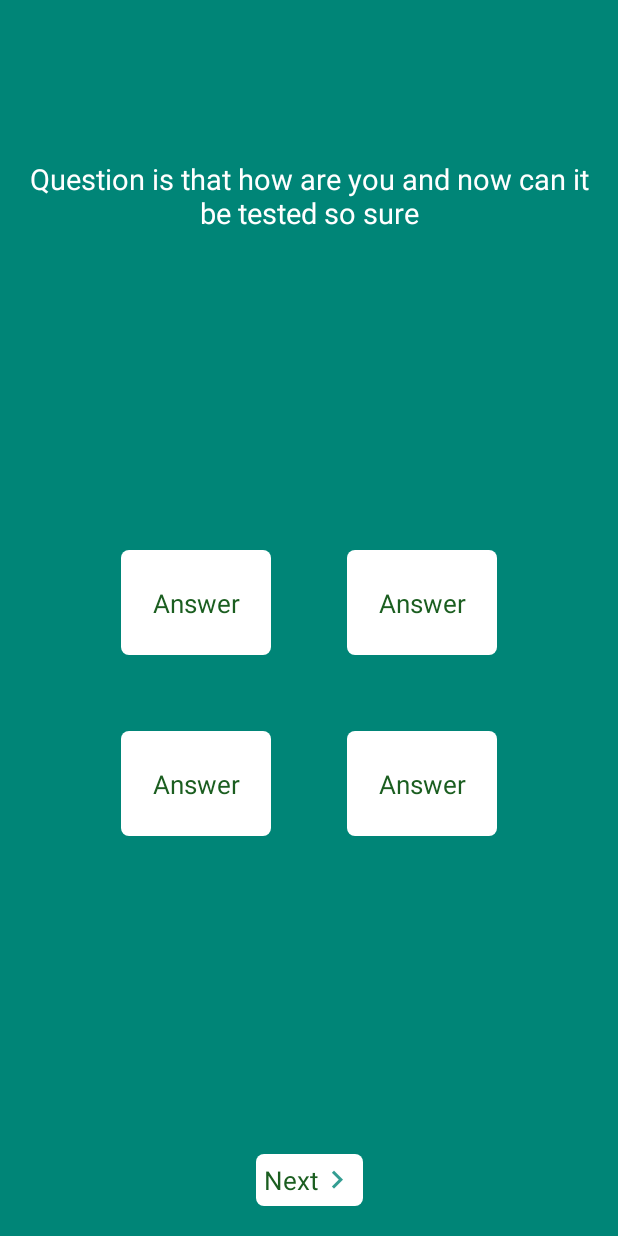
After one commit to mihaiAdascalitei/QuizGame, an Android app: the OptionsFragment screen opened directly, with no data from a screen before it, on a phone screen of 412 x 824 dp. The commit adds this screen. Run offline under Robolectric (Android 15) with nearby library versions, the phone set to English and light mode, and no system bars.

Commit message:
Started quiz screen

```diff
--- a/app/src/main/java/com/dasteam/quiz/quizgame/gui/login/LoginActivity.java
+++ b/app/src/main/java/com/dasteam/quiz/quizgame/gui/login/LoginActivity.java
@@ -93,7 +93,7 @@ public class LoginActivity extends BaseActivity {
     private void handleLoginResponse(LoginResponseStatus response) {
         switch (response) {
             case EMPTY:
-                showEmptyErrorMessage();
+                setLoginAlert(true, true);
                 break;
             case LENGTH:
                 showLengthErrorMessage();
@@ -109,9 +109,6 @@ public class LoginActivity extends BaseActivity {
         }
     }
 
-    private void showEmptyErrorMessage() {
-        setLoginAlert(true, true);
-    }
 
     private void showLengthErrorMessage() {
         setLoginAlert(true, false);
--- a/app/src/main/java/com/dasteam/quiz/quizgame/gui/powerups/adapter/PowerUpsAdapter.java
+++ b/app/src/main/java/com/dasteam/quiz/quizgame/gui/powerups/adapter/PowerUpsAdapter.java
@@ -36,10 +36,6 @@ public class PowerUpsAdapter extends RecyclerView.Adapter<PowerUpsAdapter.PowerU
         this.callback = callback;
     }
 
-    public void removeItem(PowerUpsModel power, int position) {
-        powers.remove(power);
-        notifyItemRemoved(position);
-    }
 
     @NonNull
     @Override
--- a/app/src/main/java/com/dasteam/quiz/quizgame/gui/quiz/QuizActivity.java
+++ b/app/src/main/java/com/dasteam/quiz/quizgame/gui/quiz/QuizActivity.java
@@ -1,15 +1,41 @@
 package com.dasteam.quiz.quizgame.gui.quiz;
 
+import android.annotation.SuppressLint;
+import android.support.v4.app.Fragment;
+import android.support.v4.app.FragmentTransaction;
 import android.support.v7.app.AppCompatActivity;
 import android.os.Bundle;
 
 import com.dasteam.quiz.quizgame.R;
+import com.dasteam.quiz.quizgame.base.BaseActivity;
+import com.dasteam.quiz.quizgame.gui.quiz.options.OptionsFragment;
 
-public class QuizActivity extends AppCompatActivity {
+public class QuizActivity extends BaseActivity {
+
+    @SuppressLint("MissingSuperCall")
+    @Override
+    protected void onCreate(Bundle savedInstanceState) {
+        super.onCreate(savedInstanceState, R.layout.activity_quiz);
+        startFragment(new OptionsFragment());
+    }
 
     @Override
-    protected void onCreate(Bundle savedInstanceState) {
-        super.onCreate(savedInstanceState);
-        setContentView(R.layout.activity_quiz);
+    protected void attachViews() {
+
+    }
+
+    @Override
+    protected void attachController() {
+
+    }
+
+    @Override
+    protected void setListeners() {
+
+    }
+
+    private void startFragment(Fragment fragment) {
+        FragmentTransaction transaction = getSupportFragmentManager().beginTransaction();
+        transaction.replace(R.id.quiz_container, fragment).commit();
     }
 }
--- /dev/null
+++ b/app/src/main/java/com/dasteam/quiz/quizgame/gui/quiz/options/OptionsFragment.java
@@ -0,0 +1,58 @@
+package com.dasteam.quiz.quizgame.gui.quiz.options;
+
+import android.os.Bundle;
+import android.support.annotation.NonNull;
+import android.support.annotation.Nullable;
+import android.support.v4.app.Fragment;
+import android.support.v7.widget.GridLayoutManager;
+import android.support.v7.widget.LinearLayoutManager;
+import android.support.v7.widget.RecyclerView;
+import android.view.LayoutInflater;
+import android.view.View;
+import android.view.ViewGroup;
+import android.widget.TextView;
+
+import com.dasteam.quiz.quizgame.R;
+import com.dasteam.quiz.quizgame.gui.quiz.options.adpater.OptionsAdapter;
+
+import java.util.ArrayList;
+import java.util.List;
+
+public class OptionsFragment extends Fragment {
+
+    private RecyclerView rvOptions;
+    private TextView tvQuestion;
+    private OptionsAdapter adapter;
+
+    @Nullable
+    @Override
+    public View onCreateView(@NonNull LayoutInflater inflater, @Nullable ViewGroup container, @Nullable Bundle savedInstanceState) {
+        View view = inflater.inflate(R.layout.options_fragment, container, false);
+        attachViews(view);
+        initAdapter();
+        setAdapterData();
+        return view;
+    }
+
+    private void attachViews(View view) {
+        rvOptions = view.findViewById(R.id.rv_options);
+        tvQuestion = view.findViewById(R.id.tv_options_question);
+    }
+
+    private void initAdapter() {
+        adapter = new OptionsAdapter();
+        rvOptions.setLayoutManager(new GridLayoutManager(getContext(), 2));
+        rvOptions.setAdapter(adapter);
+    }
+
+    private void setAdapterData() {
+        List<String> dummyData = new ArrayList<>();
+        for (int i = 0; i <= 3; i++) {
+            dummyData.add("");
+        }
+
+        adapter.setData(dummyData);
+    }
+
+
+}
--- /dev/null
+++ b/app/src/main/java/com/dasteam/quiz/quizgame/gui/quiz/options/adpater/OptionsAdapter.java
@@ -0,0 +1,49 @@
+package com.dasteam.quiz.quizgame.gui.quiz.options.adpater;
+
+import android.support.annotation.NonNull;
+import android.support.v7.widget.RecyclerView;
+import android.view.LayoutInflater;
+import android.view.View;
+import android.view.ViewGroup;
+
+import com.dasteam.quiz.quizgame.R;
+
+import java.util.List;
+
+public class OptionsAdapter extends RecyclerView.Adapter<OptionsAdapter.OptionsHolder> {
+
+    private List<String> answers;
+
+    public void setData(List<String> data) {
+        answers = data;
+        notifyDataSetChanged();
+    }
+
+    @NonNull
+    @Override
+    public OptionsHolder onCreateViewHolder(@NonNull ViewGroup viewGroup, int i) {
+        View view = LayoutInflater.from(viewGroup.getContext()).inflate(R.layout.fragment_options_item, viewGroup, false);
+        return new OptionsHolder(view);
+    }
+
+    @Override
+    public void onBindViewHolder(@NonNull OptionsHolder optionsHolder, int i) {
+        optionsHolder.bind(answers.get(i));
+    }
+
+    @Override
+    public int getItemCount() {
+        return answers == null ? 0 : answers.size();
+    }
+
+    class OptionsHolder extends RecyclerView.ViewHolder {
+
+        public OptionsHolder(@NonNull View itemView) {
+            super(itemView);
+        }
+
+        public void bind(String data) {
+
+        }
+    }
+}
--- a/app/src/main/java/com/dasteam/quiz/quizgame/network/RetrofitRepository.java
+++ b/app/src/main/java/com/dasteam/quiz/quizgame/network/RetrofitRepository.java
@@ -27,7 +27,7 @@ public class RetrofitRepository {
     private static RetrofitRepository INSTANCE;
     private Retrofit retrofit;
 
-    public RetrofitRepository() {
+    private RetrofitRepository() {
         retrofit = RetrofitService.getInstance().getRetrofit();
     }
 
--- a/app/src/main/java/com/dasteam/quiz/quizgame/network/RetrofitService.java
+++ b/app/src/main/java/com/dasteam/quiz/quizgame/network/RetrofitService.java
@@ -10,6 +10,7 @@ public class RetrofitService {
     private static RetrofitService INSTANCE;
     private Retrofit retrofit;
     private static final String BASE_URL = "http://192.168.100.16:7070/";
+
 
     public static RetrofitService getInstance() {
         if (INSTANCE == null) {
--- a/app/src/main/java/com/dasteam/quiz/quizgame/provider/IOManager.java
+++ b/app/src/main/java/com/dasteam/quiz/quizgame/provider/IOManager.java
@@ -21,6 +21,8 @@ public class IOManager {
         }
         return INSTANCE;
     }
+
+    private IOManager(){}
 
     public void savePlayer(Object object) {
         try {
--- a/app/src/main/res/layout/activity_main_screen.xml
+++ b/app/src/main/res/layout/activity_main_screen.xml
@@ -191,10 +191,11 @@
         android:focusable="true"
         android:foreground="?attr/selectableItemBackground"
         android:text="Power ups"
+        android:textAlignment="center"
         android:textColor="@color/white"
         app:layout_constraintBottom_toBottomOf="parent"
         app:layout_constraintEnd_toStartOf="@id/tv_ranking"
-        app:layout_constraintHorizontal_chainStyle="spread"
+        app:layout_constraintHorizontal_chainStyle="spread_inside"
         app:layout_constraintStart_toStartOf="parent" />
 
     <TextView
@@ -208,6 +209,7 @@
         android:foreground="?attr/selectableItemBackground"
         android:text="Ranking"
         android:textColor="@color/white"
+        app:layout_constraintHorizontal_weight="1"
         app:layout_constraintBottom_toBottomOf="parent"
         app:layout_constraintEnd_toStartOf="@id/tv_power_up"
         app:layout_constraintStart_toEndOf="@id/tv_ads" />
@@ -217,6 +219,7 @@
         android:layout_width="wrap_content"
         android:layout_height="wrap_content"
         android:layout_margin="8dp"
+        android:textAlignment="center"
         android:clickable="true"
         android:drawableTop="@drawable/ic_ads"
         android:focusable="true"
--- a/app/src/main/res/layout/activity_quiz.xml
+++ b/app/src/main/res/layout/activity_quiz.xml
@@ -1,11 +1,25 @@
 <?xml version="1.0" encoding="utf-8"?>
 <android.support.constraint.ConstraintLayout xmlns:android="http://schemas.android.com/apk/res/android"
-    xmlns:app="http://schemas.android.com/apk/res-auto"
     xmlns:tools="http://schemas.android.com/tools"
     android:layout_width="match_parent"
     android:layout_height="match_parent"
+    xmlns:app="http://schemas.android.com/apk/res-auto"
     android:background="@color/background_color"
     tools:context=".gui.quiz.QuizActivity">
 
+    <include
+        android:id="@+id/toolbar"
+        layout="@layout/toolbar"
+        android:layout_width="match_parent"
+        android:layout_height="?attr/actionBarSize" />
+
+    <FrameLayout
+        android:layout_width="0dp"
+        android:id="@+id/quiz_container"
+        android:layout_height="0dp"
+        app:layout_constraintTop_toBottomOf="@id/toolbar"
+        app:layout_constraintBottom_toBottomOf="parent"
+        app:layout_constraintLeft_toLeftOf="parent"
+        app:layout_constraintRight_toRightOf="parent"/>
 
 </android.support.constraint.ConstraintLayout>
--- /dev/null
+++ b/app/src/main/res/layout/fragment_options_item.xml
@@ -0,0 +1,24 @@
+<?xml version="1.0" encoding="utf-8"?>
+<android.support.constraint.ConstraintLayout xmlns:android="http://schemas.android.com/apk/res/android"
+    xmlns:app="http://schemas.android.com/apk/res-auto"
+    android:layout_width="100dp"
+    android:clickable="true"
+    android:focusable="true"
+    android:foreground="?attr/selectableItemBackground"
+    android:layout_height="70dp"
+    android:layout_margin="25dp"
+    android:background="@drawable/round_white_rectangle"
+    android:padding="15dp">
+
+    <TextView
+        android:layout_width="wrap_content"
+        android:layout_height="wrap_content"
+        android:textColor="@color/dark_green"
+        android:text="Answer"
+        android:textSize="17sp"
+        app:layout_constraintBottom_toBottomOf="parent"
+        app:layout_constraintLeft_toLeftOf="parent"
+        app:layout_constraintRight_toRightOf="parent"
+        app:layout_constraintTop_toTopOf="parent" />
+
+</android.support.constraint.ConstraintLayout>
--- /dev/null
+++ b/app/src/main/res/layout/options_fragment.xml
@@ -0,0 +1,62 @@
+<?xml version="1.0" encoding="utf-8"?>
+<android.support.constraint.ConstraintLayout xmlns:android="http://schemas.android.com/apk/res/android"
+    xmlns:app="http://schemas.android.com/apk/res-auto"
+    android:layout_width="match_parent"
+    android:layout_height="match_parent"
+    android:background="@color/background_color">
+
+    <TextView
+        android:id="@+id/tv_options_question"
+        android:layout_width="match_parent"
+        android:layout_height="wrap_content"
+        android:layout_marginLeft="10dp"
+        android:layout_marginTop="50dp"
+        android:layout_marginRight="10dp"
+        android:layout_marginBottom="10dp"
+        android:text="Question is that how are you and now can it be tested so sure"
+        android:textAlignment="center"
+        android:textColor="@color/white"
+        android:textSize="19sp"
+        app:layout_constraintLeft_toLeftOf="parent"
+        app:layout_constraintTop_toTopOf="parent" />
+
+    <android.support.v7.widget.RecyclerView
+        android:id="@+id/rv_options"
+        android:layout_width="wrap_content"
+        android:layout_height="wrap_content"
+        app:layout_constraintBottom_toTopOf="@id/ll_question_next"
+        app:layout_constraintLeft_toLeftOf="parent"
+        app:layout_constraintRight_toRightOf="parent"
+        app:layout_constraintTop_toBottomOf="@id/tv_options_question" />
+
+    <LinearLayout
+        android:id="@+id/ll_question_next"
+        android:layout_width="wrap_content"
+        android:layout_height="wrap_content"
+        android:background="@drawable/round_white_rectangle"
+        android:clickable="true"
+        android:focusable="true"
+        android:layout_margin="20dp"
+        android:padding="5dp"
+        app:layout_constraintLeft_toLeftOf="parent"
+        app:layout_constraintRight_toRightOf="parent"
+        app:layout_constraintBottom_toBottomOf="parent"
+        android:foreground="?attr/selectableItemBackground"
+        android:orientation="horizontal">
+
+        <TextView
+            android:layout_width="wrap_content"
+            android:layout_height="wrap_content"
+            android:text="Next"
+            android:textColor="@color/dark_green"
+            android:layout_gravity="center_vertical"
+            android:textSize="17sp" />
+
+        <ImageView
+            android:layout_width="wrap_content"
+            android:layout_gravity="center_vertical"
+            android:layout_height="wrap_content"
+            android:src="@drawable/ic_arrow_next" />
+    </LinearLayout>
+
+</android.support.constraint.ConstraintLayout>
```
Also changed, not shown: app/src/main/java/com/dasteam/quiz/quizgame/gui/mainscreen/MainScreenActivity.java (+6 -2 lines), app/src/main/res/layout/main_bottom_layout.xml (added, +49 -0 lines), app/src/main/res/drawable-hdpi/ic_arrow_next.png (added), app/src/main/res/drawable-mdpi/ic_arrow_next.png (added), app/src/main/res/drawable-xhdpi/ic_arrow_next.png (added), app/src/main/res/drawable-xxhdpi/ic_arrow_next.png (added), app/src/main/res/drawable-xxxhdpi/ic_arrow_next.png (added).
